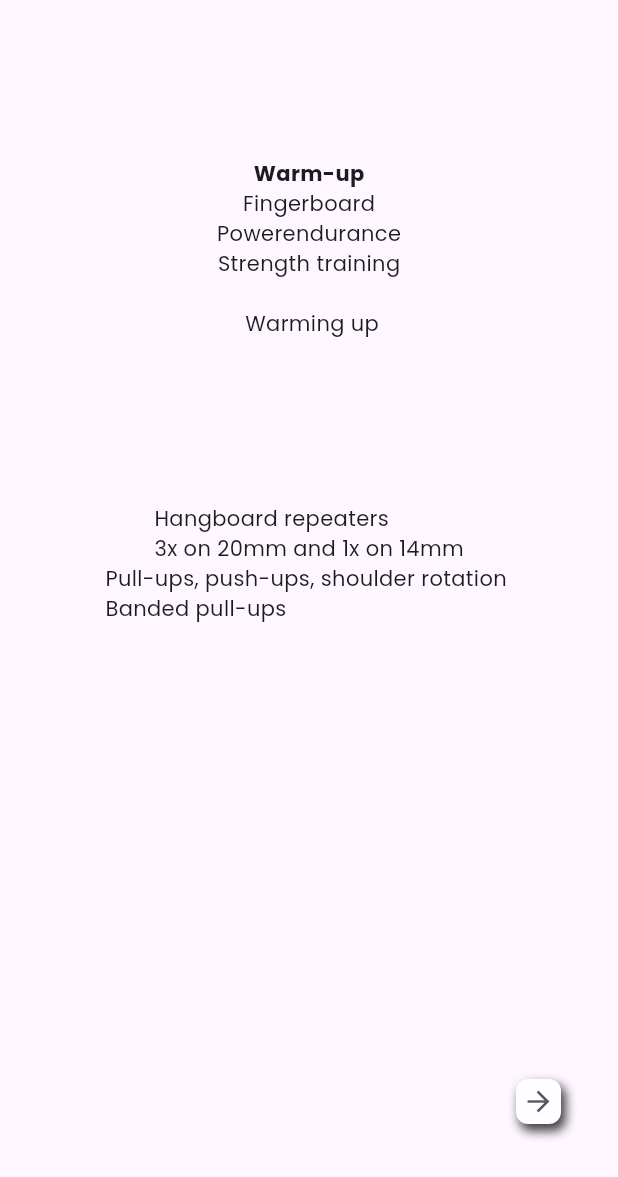
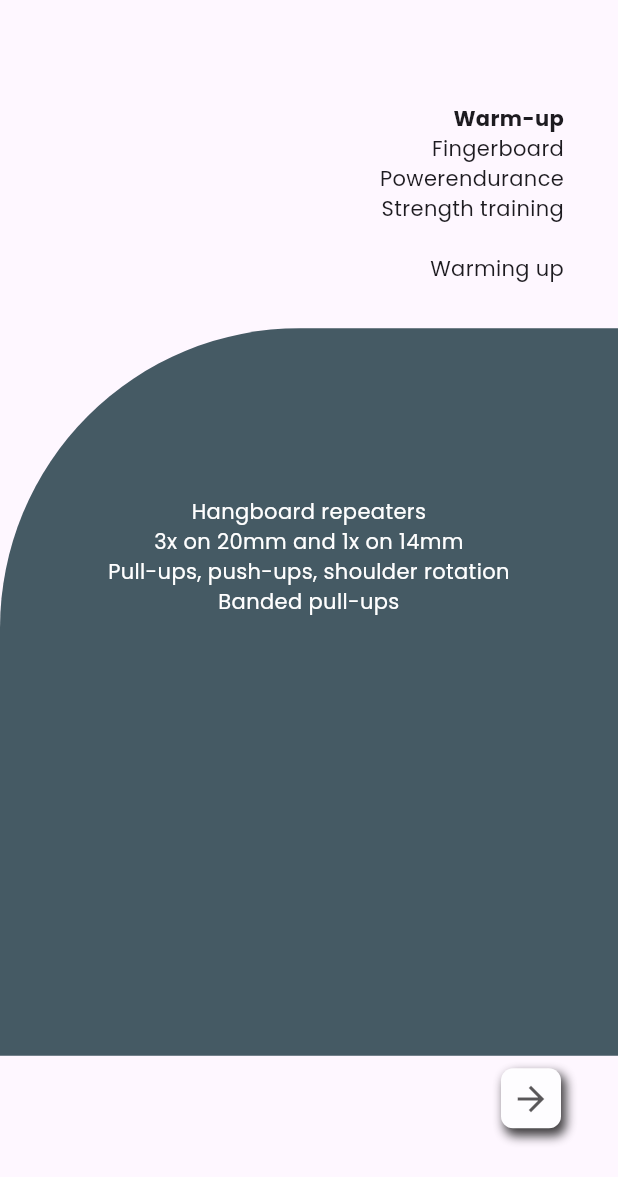
Before and after one commit to mschuhmacher/training_schedule_app, a Flutter app: the SessionDetailedScreen screen opened directly, after a tap on the "arrow forward" icon, after a tap on "Start session", on a phone screen of 412 x 824 dp, the part 59-1236 px from its top. Run offline on Flutter 3.47's test engine with Material 3 defaults, Android fonts, the light colour scheme and no system bars; our stand-ins replace table_calendar.

Commit message:
extracted some widgets to separate files, removed the session_Overview screen from the app. Worked on the UI

```diff
--- a/lib/presentation/screens/home_screen.dart
+++ b/lib/presentation/screens/home_screen.dart
@@ -1,7 +1,5 @@
 import 'package:flutter/material.dart';
 import 'package:training_schedule_app/presentation/screens/session_detailed_screen.dart';
-import 'package:training_schedule_app/presentation/screens/session_overview_screen.dart';
-import 'package:training_schedule_app/presentation/screens/week_screen.dart';
 import 'package:training_schedule_app/presentation/widgets/table_calendar.dart';
 
 class HomeScreen extends StatelessWidget {
@@ -13,14 +11,17 @@ class HomeScreen extends StatelessWidget {
       body: Center(
         child: Column(
           children: [
-            SizedBox(height: 120,),
+            SizedBox(height: 120),
             MyTableCalendar(),
             Spacer(),
+            // TODO: merge button below with start_session_button
             ElevatedButton(
               onPressed: () {
                 Navigator.push(
                   context,
-                  MaterialPageRoute(builder: (context) => SessionOverviewScreen()),
+                  MaterialPageRoute(
+                    builder: (context) => SessionDetailedScreen(),
+                  ),
                 );
               },
               child: Text('Start session'),
--- a/lib/presentation/screens/session_detailed_screen.dart
+++ b/lib/presentation/screens/session_detailed_screen.dart
@@ -6,6 +6,7 @@ import 'package:training_schedule_app/presentation/screens/workout_screen.dart';
 import 'package:training_schedule_app/presentation/widgets/app_bar.dart';
 import 'package:training_schedule_app/presentation/widgets/row_selection.dart';
 import 'package:training_schedule_app/presentation/widgets/custom_listview.dart';
+import 'package:training_schedule_app/presentation/widgets/start_session_button.dart';
 
 class SessionDetailedScreen extends StatefulWidget {
   final dynamic index;
@@ -33,7 +34,6 @@ class _SessionDetailedScreenState extends State<SessionDetailedScreen> {
           body: SingleChildScrollView(
             child: Column(
               crossAxisAlignment: CrossAxisAlignment.center,
-              // mainAxisAlignment: MainAxisAlignment.center,
               children: [
                 SizedBox(height: 20),
                 RowSelection(caseStatement: 'Session'),
@@ -42,7 +42,7 @@ class _SessionDetailedScreenState extends State<SessionDetailedScreen> {
                 SizedBox(height: 20),
                 CustomListView(
                   item: currentSessionList[trainingData.sessionIndex].list,
-                  route: WorkoutScreen(),
+                  // route: WorkoutScreen(),
                 ),
               ],
             ),
@@ -52,37 +52,3 @@ class _SessionDetailedScreenState extends State<SessionDetailedScreen> {
     );
   }
 }
-
-class StartSessionButton extends StatelessWidget {
-  const StartSessionButton({super.key});
-
-  @override
-  Widget build(BuildContext context) {
-    return SizedBox(
-      width: double.infinity,
-      child: Padding(
-        padding: const EdgeInsets.only(left: 20.0, right: 20.0),
-        child: Opacity(
-          opacity: 0.75,
-          child: ElevatedButton(
-            style: ElevatedButton.styleFrom(backgroundColor: Colors.white),
-            onPressed: () {
-              Navigator.push(
-                context,
-                MaterialPageRoute(builder: (context) => WorkoutScreen()),
-              );
-            },
-            child: Text(
-              style: TextStyle(
-                fontSize: 16,
-                fontWeight: FontWeight.bold,
-                color: Colors.black,
-              ),
-              'Start session',
-            ),
-          ),
-        ),
-      ),
-    );
-  }
-}
--- a/lib/presentation/screens/session_overview_screen.dart
+++ b/lib/presentation/screens/session_overview_screen.dart
@@ -4,7 +4,6 @@ import 'package:training_schedule_app/data/MVP_dummy_data.dart';
 import 'package:training_schedule_app/models/training_plan_model.dart';
 import 'package:training_schedule_app/presentation/screens/session_detailed_screen.dart';
 import 'package:training_schedule_app/presentation/widgets/app_bar.dart';
-import 'package:training_schedule_app/presentation/widgets/row_selection.dart';
 import 'package:training_schedule_app/presentation/widgets/custom_listview.dart';
 
 class SessionOverviewScreen extends StatefulWidget {
--- a/lib/presentation/screens/workout_screen.dart
+++ b/lib/presentation/screens/workout_screen.dart
@@ -7,7 +7,7 @@ import 'package:training_schedule_app/models/training_plan_model.dart';
 import 'package:training_schedule_app/presentation/widgets/workout_bottom_row.dart';
 
 class WorkoutScreen extends StatefulWidget {
-  WorkoutScreen({super.key});
+  const WorkoutScreen({super.key});
 
   @override
   State<WorkoutScreen> createState() => _WorkoutScreenState();
@@ -26,7 +26,13 @@ class _WorkoutScreenState extends State<WorkoutScreen> {
                 .blockIndex];
         List<Widget> exerciseWidgets =
             currentBlock.list
-                .map((name) => Text('${name.title} \n${name.description}'))
+                .map(
+                  (name) => Text(
+                    '${name.title} \n${name.description}',
+                    style: TextStyle(color: Colors.white),
+                    textAlign: TextAlign.center,
+                  ),
+                )
                 .toList();
         List<Widget> blockNames =
             currentSessionList[trainingData.sessionIndex].list
@@ -51,29 +57,43 @@ class _WorkoutScreenState extends State<WorkoutScreen> {
               children: [
                 Expanded(flex: 1, child: Container()),
                 Expanded(
-                  flex: 2,
+                  flex: 4,
                   child: Padding(
-                    padding: const EdgeInsets.all(12.0),
+                    padding: const EdgeInsets.fromLTRB(12.0, 12.0, 36.0, 12.0),
+                    child: SizedBox(
+                      width: double.infinity,
                       child: Column(
+                        crossAxisAlignment: CrossAxisAlignment.end,
                         children: List.from(blockNames)
                           ..addAll([Text('\n ${currentBlock.description}')]),
                         // Create new list from block names and add the block description to it with a whiteline in between
                       ),
                     ),
                   ),
-                Expanded(flex: 1, child: Container()),
+                ),
+                // Expanded(flex: 1, child: Container()),
                 Expanded(
-                  flex: 5,
+                  flex: 12,
+                  child: Container(
+                    width: double.infinity,
+                    decoration: BoxDecoration(
+                      color: Colors.blueGrey[700],
+                      borderRadius: BorderRadius.only(
+                        topLeft: Radius.circular(200), // large curve
+                      ),
+                    ),
                     child: Padding(
                       padding: const EdgeInsets.all(12.0),
                       child: Column(
                         mainAxisAlignment: MainAxisAlignment.start,
-                      children: exerciseWidgets,
+                        children:
+                            <Widget>[SizedBox(height: 100)] + exerciseWidgets,
+                      ),
                     ),
                   ),
                 ),
                 Expanded(
-                  flex: 1,
+                  flex: 2,
                   child: Padding(
                     padding: const EdgeInsets.only(
                       left: 36.0,
--- /dev/null
+++ b/lib/presentation/widgets/my_arrow_button.dart
@@ -0,0 +1,39 @@
+import 'package:flutter/material.dart';
+import 'package:training_schedule_app/presentation/widgets/row_selection.dart';
+
+class MyArrowButton extends StatelessWidget {
+  const MyArrowButton({required this.icon, this.size = 30, super.key});
+
+  final IconData icon;
+  final double size;
+
+  @override
+  Widget build(BuildContext context) {
+    final iconSize = 2 * size / 3;
+
+    return Padding(
+      padding: const EdgeInsets.symmetric(horizontal: 2),
+      child: Opacity(
+        opacity: 0.75,
+        child: Container(
+          decoration: BoxDecoration(
+            borderRadius: BorderRadius.circular(8),
+            color: cardColor,
+            boxShadow: [
+              BoxShadow(
+                spreadRadius: .5,
+                blurRadius: 5,
+                offset: Offset.fromDirection(1, 5),
+              ),
+            ],
+          ),
+          child: SizedBox(
+            width: size,
+            height: size,
+            child: Icon(icon, size: iconSize),
+          ),
+        ),
+      ),
+    );
+  }
+}
--- a/lib/presentation/widgets/row_selection.dart
+++ b/lib/presentation/widgets/row_selection.dart
@@ -1,6 +1,7 @@
 import 'package:flutter/material.dart';
 import 'package:provider/provider.dart';
 import 'package:training_schedule_app/models/training_plan_model.dart';
+import 'package:training_schedule_app/presentation/widgets/my_arrow_button.dart';
 
 // TODO: generalize. Needs to support week and session scrolling
 // maybe through passing a week or session parameter, and then adding switch statements?
@@ -50,7 +51,7 @@ class RowSelection extends StatelessWidget {
                   decrement();
                 }
               },
-              child: MyRowArrow(icon: Icons.arrow_back),
+              child: MyArrowButton(icon: Icons.arrow_back),
             ),
             GestureDetector(
               onTap: () {
@@ -95,42 +96,12 @@ class RowSelection extends StatelessWidget {
                   increment();
                 }
               },
-              child: MyRowArrow(icon: Icons.arrow_forward),
+              child: MyArrowButton(icon: Icons.arrow_forward),
             ),
             SizedBox(width: 10),
           ],
         );
       },
-    );
-  }
-}
-
-class MyRowArrow extends StatelessWidget {
-  const MyRowArrow({required this.icon, super.key});
-
-  final IconData icon;
-
-  @override
-  Widget build(BuildContext context) {
-    return Padding(
-      padding: const EdgeInsets.symmetric(horizontal: 2),
-      child: Opacity(
-        opacity: 0.75,
-        child: Container(
-          decoration: BoxDecoration(
-            borderRadius: BorderRadius.circular(8),
-            color: cardColor,
-            boxShadow: [
-              BoxShadow(
-                spreadRadius: .5,
-                blurRadius: 5,
-                offset: Offset.fromDirection(1, 5),
-              ),
-            ],
-          ),
-          child: SizedBox(width: 30, height: 30, child: Icon(icon, size: 22)),
-        ),
-      ),
     );
   }
 }
--- /dev/null
+++ b/lib/presentation/widgets/start_session_button.dart
@@ -0,0 +1,44 @@
+import 'package:flutter/material.dart';
+import 'package:provider/provider.dart';
+import 'package:training_schedule_app/models/training_plan_model.dart';
+import 'package:training_schedule_app/presentation/screens/workout_screen.dart';
+
+class StartSessionButton extends StatelessWidget {
+  const StartSessionButton({super.key});
+
+  @override
+  Widget build(BuildContext context) {
+    return SizedBox(
+      width: double.infinity,
+      child: Padding(
+        padding: const EdgeInsets.only(left: 20.0, right: 20.0),
+        child: Opacity(
+          opacity: 0.75,
+          child: Consumer<TrainingPlanModel>(
+            builder: (context, trainingData, child) {
+              return ElevatedButton(
+                style: ElevatedButton.styleFrom(backgroundColor: Colors.white),
+                onPressed: () {
+                  // reset blockIndex before navigating to workoutscreen
+                  trainingData.setBlockIndex(0);
+                  Navigator.push(
+                    context,
+                    MaterialPageRoute(builder: (context) => WorkoutScreen()),
+                  );
+                },
+                child: Text(
+                  style: TextStyle(
+                    fontSize: 16,
+                    fontWeight: FontWeight.bold,
+                    color: Colors.black,
+                  ),
+                  'Start session',
+                ),
+              );
+            },
+          ),
+        ),
+      ),
+    );
+  }
+}
--- a/lib/presentation/widgets/workout_bottom_row.dart
+++ b/lib/presentation/widgets/workout_bottom_row.dart
@@ -1,20 +1,19 @@
 import 'package:flutter/material.dart';
+import 'package:training_schedule_app/presentation/widgets/my_arrow_button.dart';
 import 'package:training_schedule_app/presentation/widgets/row_selection.dart';
 import 'package:provider/provider.dart';
 import 'package:training_schedule_app/models/training_plan_model.dart';
 
 class WorkoutBottomRow extends StatelessWidget {
-  const WorkoutBottomRow({
-    super.key,
-    required this.sessionList,
-  });
+  const WorkoutBottomRow({super.key, required this.sessionList});
 
   final List sessionList;
 
   @override
   Widget build(BuildContext context) {
     return Consumer<TrainingPlanModel>(
-      builder: (context, trainingData, child){return Row(
+      builder: (context, trainingData, child) {
+        return Row(
           mainAxisAlignment: MainAxisAlignment.spaceBetween,
           children: [
             GestureDetector(
@@ -25,7 +24,7 @@ class WorkoutBottomRow extends StatelessWidget {
               },
               child: () {
                 if (trainingData.blockIndex > 0) {
-              return MyRowArrow(icon: Icons.arrow_back);
+                  return MyArrowButton(icon: Icons.arrow_back, size: 40);
                 }
                 return Text('');
               }(),
@@ -33,17 +32,18 @@ class WorkoutBottomRow extends StatelessWidget {
             GestureDetector(
               onTap: () {
                 if (trainingData.blockIndex >= 0 &&
-                trainingData.blockIndex < sessionList[trainingData.sessionIndex].list.length - 1) {
+                    trainingData.blockIndex <
+                        sessionList[trainingData.sessionIndex].list.length -
+                            1) {
                   trainingData.incrementBlockIndex();
                 }
               },
-          child: MyRowArrow(icon: Icons.arrow_forward),
+              child: MyArrowButton(icon: Icons.arrow_forward, size: 40),
               // TODO: add case / switch for forward arrow vs finish button
             ),
           ],
-    );}
         );
-
-
+      },
+    );
   }
 }
```
Also changed, not shown: 2 other files. Lines whose indentation alone changed are shown as unchanged.
